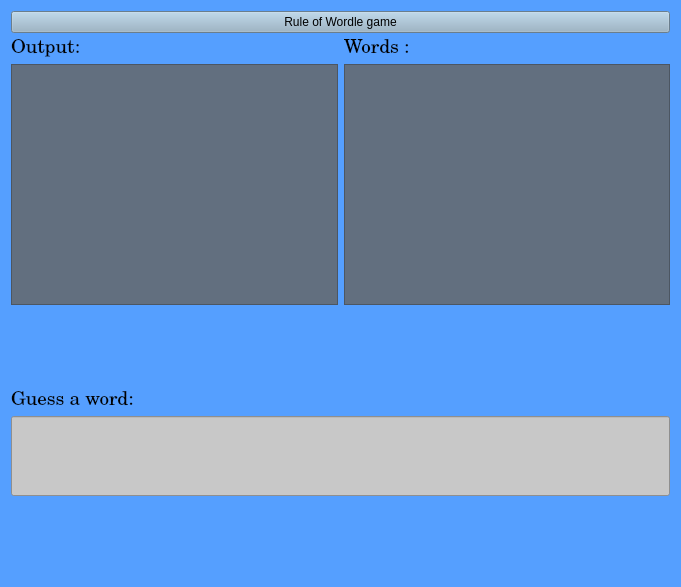
The window that cs4076_pro/wordledialog.ui (7LuxinC/programming_project) describes before a commit, drawn with Qt 5.
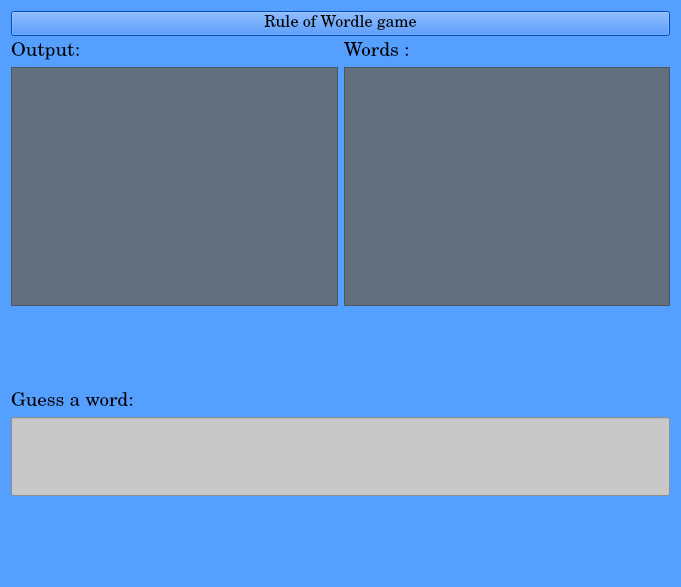
The same window after the commit.

Diff of the .ui file:
```diff
--- a/cs4076_pro/wordledialog.ui
+++ b/cs4076_pro/wordledialog.ui
@@ -21,8 +21,132 @@
     <layout class="QVBoxLayout" name="verticalLayout_5">
      <item>
       <widget class="QPushButton" name="pushButton">
+       <property name="palette">
+        <palette>
+         <active>
+          <colorrole role="Button">
+           <brush brushstyle="SolidPattern">
+            <color alpha="255">
+             <red>8</red>
+             <green>107</green>
+             <blue>255</blue>
+            </color>
+           </brush>
+          </colorrole>
+          <colorrole role="Text">
+           <brush brushstyle="SolidPattern">
+            <color alpha="255">
+             <red>208</red>
+             <green>203</green>
+             <blue>208</blue>
+            </color>
+           </brush>
+          </colorrole>
+          <colorrole role="Base">
+           <brush brushstyle="SolidPattern">
+            <color alpha="255">
+             <red>8</red>
+             <green>107</green>
+             <blue>255</blue>
+            </color>
+           </brush>
+          </colorrole>
+          <colorrole role="Window">
+           <brush brushstyle="SolidPattern">
+            <color alpha="255">
+             <red>8</red>
+             <green>107</green>
+             <blue>255</blue>
+            </color>
+           </brush>
+          </colorrole>
+         </active>
+         <inactive>
+          <colorrole role="Button">
+           <brush brushstyle="SolidPattern">
+            <color alpha="255">
+             <red>64</red>
+             <green>65</green>
+             <blue>66</blue>
+            </color>
+           </brush>
+          </colorrole>
+          <colorrole role="Text">
+           <brush brushstyle="SolidPattern">
+            <color alpha="255">
+             <red>208</red>
+             <green>208</green>
+             <blue>208</blue>
+            </color>
+           </brush>
+          </colorrole>
+          <colorrole role="Base">
+           <brush brushstyle="SolidPattern">
+            <color alpha="255">
+             <red>46</red>
+             <green>47</green>
+             <blue>48</blue>
+            </color>
+           </brush>
+          </colorrole>
+          <colorrole role="Window">
+           <brush brushstyle="SolidPattern">
+            <color alpha="255">
+             <red>46</red>
+             <green>47</green>
+             <blue>48</blue>
+            </color>
+           </brush>
+          </colorrole>
+         </inactive>
+         <disabled>
+          <colorrole role="Button">
+           <brush brushstyle="SolidPattern">
+            <color alpha="255">
+             <red>8</red>
+             <green>107</green>
+             <blue>255</blue>
+            </color>
+           </brush>
+          </colorrole>
+          <colorrole role="Text">
+           <brush brushstyle="SolidPattern">
+            <color alpha="96">
+             <red>164</red>
+             <green>166</green>
+             <blue>168</blue>
+            </color>
+           </brush>
+          </colorrole>
+          <colorrole role="Base">
+           <brush brushstyle="SolidPattern">
+            <color alpha="255">
+             <red>8</red>
+             <green>107</green>
+             <blue>255</blue>
+            </color>
+           </brush>
+          </colorrole>
+          <colorrole role="Window">
+           <brush brushstyle="SolidPattern">
+            <color alpha="255">
+             <red>8</red>
+             <green>107</green>
+             <blue>255</blue>
+            </color>
+           </brush>
+          </colorrole>
+         </disabled>
+        </palette>
+       </property>
+       <property name="font">
+        <font>
+         <family>Century</family>
+         <pointsize>12</pointsize>
+        </font>
+       </property>
        <property name="styleSheet">
-        <string notr="true">background-color: rgb(148, 176, 197);</string>
+        <string notr="true">background-color: rgb(8, 107, 255);</string>
        </property>
        <property name="text">
         <string>Rule of Wordle game</string>
```
